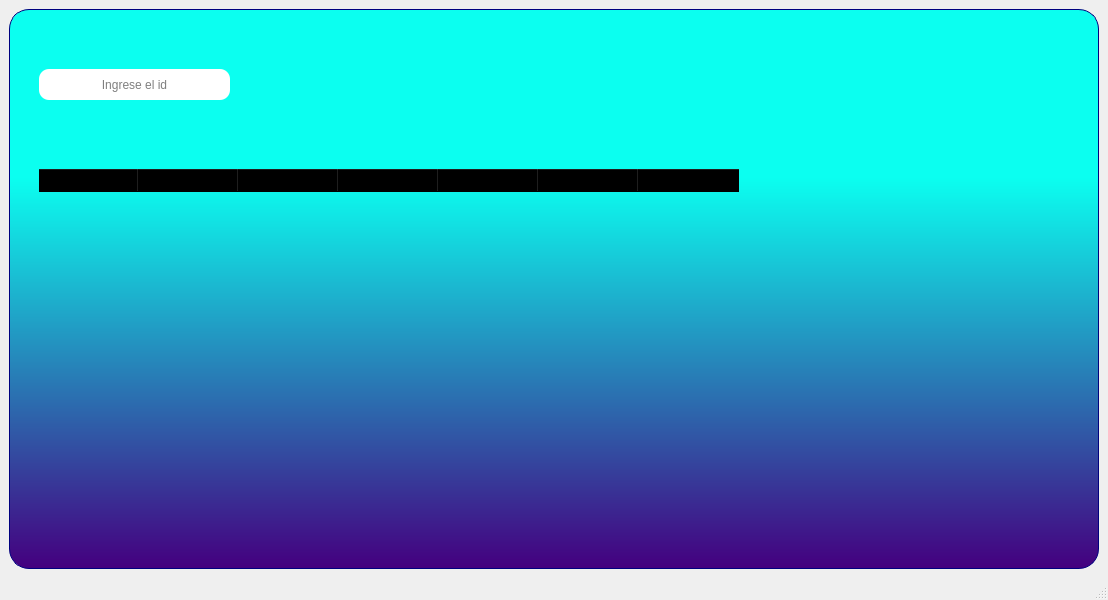
The window that Desarrollo de Interfaces/Project/forms/main.ui (LuisHL7/DAM2-3TRIM) describes before a commit, drawn with Qt 5.
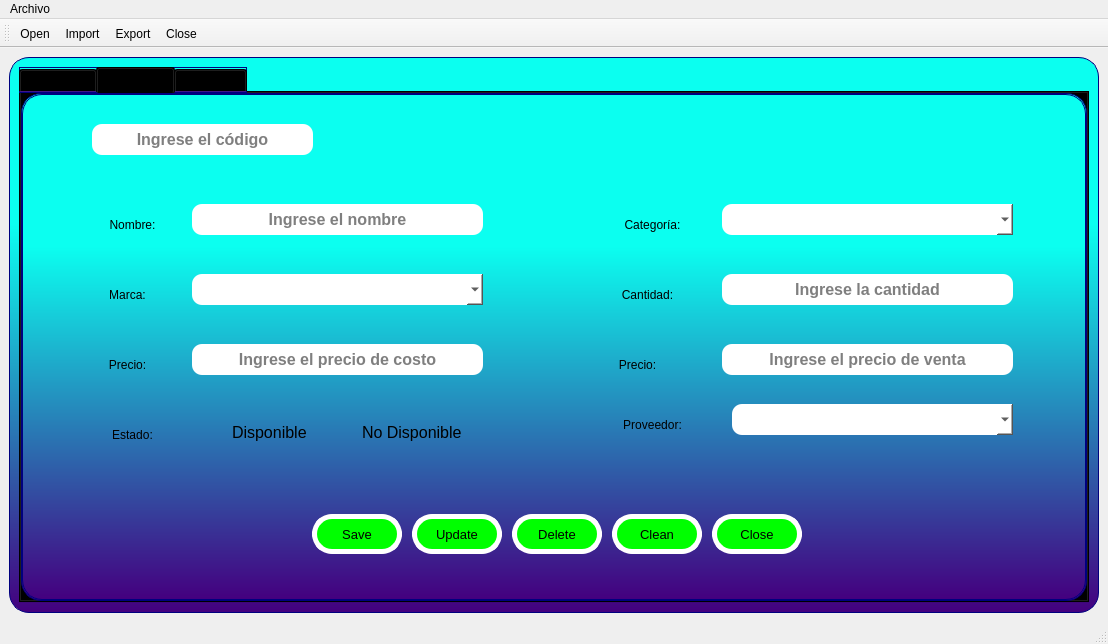
The same window after the commit. The open tabs and pages were chosen to show the change. Icons and pictures are not drawn.

Diff of the .ui file:
```diff
--- a/Desarrollo de Interfaces/Project/forms/main.ui
+++ b/Desarrollo de Interfaces/Project/forms/main.ui
@@ -7,7 +7,7 @@
     <x>0</x>
     <y>0</y>
     <width>1108</width>
-    <height>600</height>
+    <height>644</height>
    </rect>
   </property>
   <property name="windowTitle">
@@ -29,34 +29,23 @@
       <property name="frameShadow">
        <enum>QFrame::Raised</enum>
       </property>
-      <widget class="QLineEdit" name="TxtUser">
-       <property name="geometry">
-        <rect>
-         <x>30</x>
-         <y>60</y>
-         <width>191</width>
-         <height>31</height>
-        </rect>
-       </property>
-       <property name="styleSheet">
-        <string notr="true">background-color: rgb(255, 255, 255,255);
-border-radius:10px;
-border:none</string>
-       </property>
-       <property name="alignment">
-        <set>Qt::AlignCenter</set>
-       </property>
-       <property name="placeholderText">
-        <string>Ingrese el id</string>
-       </property>
-      </widget>
+      <layout class="QVBoxLayout" name="verticalLayout_2">
+       <item>
+        <widget class="QTabWidget" name="tabWidget">
+         <property name="currentIndex">
+          <number>0</number>
+         </property>
+         <widget class="QWidget" name="tab">
+          <attribute name="title">
+           <string>Inventario</string>
+          </attribute>
       <widget class="QPushButton" name="BtnSearch">
        <property name="geometry">
         <rect>
-         <x>240</x>
-         <y>60</y>
-         <width>40</width>
-         <height>40</height>
+             <x>270</x>
+             <y>30</y>
+             <width>29</width>
+             <height>25</height>
         </rect>
        </property>
        <property name="autoFillBackground">
@@ -84,9 +73,9 @@
        <property name="geometry">
         <rect>
          <x>30</x>
-         <y>160</y>
-         <width>1031</width>
-         <height>351</height>
+             <y>90</y>
+             <width>981</width>
+             <height>301</height>
         </rect>
        </property>
        <property name="autoFillBackground">
@@ -128,7 +117,7 @@
        </attribute>
        <column>
         <property name="text">
-         <string>Id</string>
+             <string>Código</string>
         </property>
         <property name="font">
          <font>
@@ -143,7 +132,7 @@
        </column>
        <column>
         <property name="text">
-         <string>Descripción</string>
+             <string>Nombre</string>
         </property>
         <property name="font">
          <font>
@@ -173,7 +162,7 @@
        </column>
        <column>
         <property name="text">
-         <string>Unidades</string>
+             <string>Cantidad</string>
         </property>
         <property name="font">
          <font>
@@ -232,6 +221,740 @@
         </property>
        </column>
       </widget>
+          <widget class="QLineEdit" name="TxtUser">
+           <property name="geometry">
+            <rect>
+             <x>30</x>
+             <y>30</y>
+             <width>221</width>
+             <height>31</height>
+            </rect>
+           </property>
+           <property name="font">
+            <font>
+             <pointsize>12</pointsize>
+             <weight>75</weight>
+             <bold>true</bold>
+            </font>
+           </property>
+           <property name="styleSheet">
+            <string notr="true">background-color: rgb(255, 255, 255,255);
+border-radius:10px;
+border:none</string>
+           </property>
+           <property name="alignment">
+            <set>Qt::AlignCenter</set>
+           </property>
+           <property name="placeholderText">
+            <string>Ingrese el código</string>
+           </property>
+          </widget>
+          <widget class="QPushButton" name="BtnRefresh">
+           <property name="geometry">
+            <rect>
+             <x>310</x>
+             <y>20</y>
+             <width>40</width>
+             <height>40</height>
+            </rect>
+           </property>
+           <property name="styleSheet">
+            <string notr="true">background-color: rgba(0, 0, 0,0%);
+border:none</string>
+           </property>
+           <property name="text">
+            <string/>
+           </property>
+           <property name="icon">
+            <iconset>
+             <normaloff>../../Actividad2/recarga1.png</normaloff>../../Actividad2/recarga1.png</iconset>
+           </property>
+           <property name="iconSize">
+            <size>
+             <width>30</width>
+             <height>30</height>
+            </size>
+           </property>
+          </widget>
+         </widget>
+         <widget class="QWidget" name="tab_2">
+          <attribute name="title">
+           <string>Productos</string>
+          </attribute>
+          <widget class="QLabel" name="label_2">
+           <property name="geometry">
+            <rect>
+             <x>70</x>
+             <y>120</y>
+             <width>81</width>
+             <height>21</height>
+            </rect>
+           </property>
+           <property name="styleSheet">
+            <string notr="true">background-color: rgba(0, 0, 0,0%);
+font: 75 16pt &quot;Arial&quot;;
+border:none</string>
+           </property>
+           <property name="text">
+            <string>Nombre:</string>
+           </property>
+           <property name="alignment">
+            <set>Qt::AlignCenter</set>
+           </property>
+          </widget>
+          <widget class="QLineEdit" name="TxtName">
+           <property name="geometry">
+            <rect>
+             <x>170</x>
+             <y>110</y>
+             <width>291</width>
+             <height>31</height>
+            </rect>
+           </property>
+           <property name="font">
+            <font>
+             <pointsize>12</pointsize>
+             <weight>75</weight>
+             <bold>true</bold>
+            </font>
+           </property>
+           <property name="styleSheet">
+            <string notr="true">background-color: rgb(255, 255, 255,255);
+border-radius:10px;
+border:none</string>
+           </property>
+           <property name="alignment">
+            <set>Qt::AlignCenter</set>
+           </property>
+           <property name="placeholderText">
+            <string>Ingrese el nombre</string>
+           </property>
+          </widget>
+          <widget class="QLabel" name="label_3">
+           <property name="geometry">
+            <rect>
+             <x>580</x>
+             <y>120</y>
+             <width>101</width>
+             <height>21</height>
+            </rect>
+           </property>
+           <property name="styleSheet">
+            <string notr="true">background-color: rgba(0, 0, 0,0%);
+font: 75 16pt &quot;Arial&quot;;
+border:none</string>
+           </property>
+           <property name="text">
+            <string>Categoría:</string>
+           </property>
+           <property name="alignment">
+            <set>Qt::AlignCenter</set>
+           </property>
+          </widget>
+          <widget class="QPushButton" name="BtnClose">
+           <property name="geometry">
+            <rect>
+             <x>690</x>
+             <y>420</y>
+             <width>90</width>
+             <height>40</height>
+            </rect>
+           </property>
+           <property name="font">
+            <font>
+             <family>MS Shell Dlg 2</family>
+             <pointsize>10</pointsize>
+             <weight>9</weight>
+             <italic>false</italic>
+             <bold>false</bold>
+            </font>
+           </property>
+           <property name="styleSheet">
+            <string notr="true">QPushButton{
+font: 75 10pt &quot;MS Shell Dlg 2&quot;;
+background-color: rgb(0, 255, 0);
+font: 75 10pt &quot;MS Shell Dlg 2&quot;;
+border:5px solid #ffffff;
+}
+
+QPushButton:hover{
+background-color: rgb(255, 255, 0);
+font: 75 10pt &quot;MS Shell Dlg 2&quot;;
+border:5px solid #0000f;
+}</string>
+           </property>
+           <property name="text">
+            <string>Close</string>
+           </property>
+           <property name="icon">
+            <iconset>
+             <normaloff>../../Actividad2/close.png</normaloff>../../Actividad2/close.png</iconset>
+           </property>
+           <property name="iconSize">
+            <size>
+             <width>30</width>
+             <height>30</height>
+            </size>
+           </property>
+          </widget>
+          <widget class="QPushButton" name="BtnDelete">
+           <property name="geometry">
+            <rect>
+             <x>490</x>
+             <y>420</y>
+             <width>90</width>
+             <height>40</height>
+            </rect>
+           </property>
+           <property name="font">
+            <font>
+             <family>MS Shell Dlg 2</family>
+             <pointsize>10</pointsize>
+             <weight>9</weight>
+             <italic>false</italic>
+             <bold>false</bold>
+            </font>
+           </property>
+           <property name="styleSheet">
+            <string notr="true">QPushButton{
+font: 75 10pt &quot;MS Shell Dlg 2&quot;;
+background-color: rgb(0, 255, 0);
+font: 75 10pt &quot;MS Shell Dlg 2&quot;;
+border:5px solid #ffffff;
+}
+
+QPushButton:hover{
+background-color: rgb(255, 255, 0);
+font: 75 10pt &quot;MS Shell Dlg 2&quot;;
+border:5px solid #0000f;
+}</string>
+           </property>
+           <property name="text">
+            <string>Delete</string>
+           </property>
+           <property name="icon">
+            <iconset>
+             <normaloff>../../Actividad2/delete.png</normaloff>../../Actividad2/delete.png</iconset>
+           </property>
+           <property name="iconSize">
+            <size>
+             <width>30</width>
+             <height>30</height>
+            </size>
+           </property>
+          </widget>
+          <widget class="QPushButton" name="BtnClean">
+           <property name="geometry">
+            <rect>
+             <x>590</x>
+             <y>420</y>
+             <width>90</width>
+             <height>40</height>
+            </rect>
+           </property>
+           <property name="font">
+            <font>
+             <family>MS Shell Dlg 2</family>
+             <pointsize>10</pointsize>
+             <weight>9</weight>
+             <italic>false</italic>
+             <bold>false</bold>
+            </font>
+           </property>
+           <property name="styleSheet">
+            <string notr="true">QPushButton{
+font: 75 10pt &quot;MS Shell Dlg 2&quot;;
+background-color: rgb(0, 255, 0);
+font: 75 10pt &quot;MS Shell Dlg 2&quot;;
+border:5px solid #ffffff;
+}
+
+QPushButton:hover{
+background-color: rgb(255, 255, 0);
+font: 75 10pt &quot;MS Shell Dlg 2&quot;;
+border:5px solid #0000f;
+}</string>
+           </property>
+           <property name="text">
+            <string>Clean</string>
+           </property>
+           <property name="icon">
+            <iconset>
+             <normaloff>../../Actividad2/papelera.png</normaloff>../../Actividad2/papelera.png</iconset>
+           </property>
+           <property name="iconSize">
+            <size>
+             <width>30</width>
+             <height>30</height>
+            </size>
+           </property>
+          </widget>
+          <widget class="QPushButton" name="BtnUpdate">
+           <property name="geometry">
+            <rect>
+             <x>390</x>
+             <y>420</y>
+             <width>90</width>
+             <height>40</height>
+            </rect>
+           </property>
+           <property name="font">
+            <font>
+             <family>MS Shell Dlg 2</family>
+             <pointsize>10</pointsize>
+             <weight>9</weight>
+             <italic>false</italic>
+             <bold>false</bold>
+            </font>
+           </property>
+           <property name="styleSheet">
+            <string notr="true">QPushButton{
+font: 75 10pt &quot;MS Shell Dlg 2&quot;;
+background-color: rgb(0, 255, 0);
+font: 75 10pt &quot;MS Shell Dlg 2&quot;;
+border:5px solid #ffffff;
+}
+
+QPushButton:hover{
+background-color: rgb(255, 255, 0);
+font: 75 10pt &quot;MS Shell Dlg 2&quot;;
+border:5px solid #0000f;
+}</string>
+           </property>
+           <property name="text">
+            <string>Update</string>
+           </property>
+           <property name="icon">
+            <iconset>
+             <normaloff>../../Actividad2/modify.png</normaloff>../../Actividad2/modify.png</iconset>
+           </property>
+           <property name="iconSize">
+            <size>
+             <width>30</width>
+             <height>30</height>
+            </size>
+           </property>
+          </widget>
+          <widget class="QPushButton" name="BtnSave">
+           <property name="geometry">
+            <rect>
+             <x>290</x>
+             <y>420</y>
+             <width>90</width>
+             <height>40</height>
+            </rect>
+           </property>
+           <property name="font">
+            <font>
+             <family>MS Shell Dlg 2</family>
+             <pointsize>10</pointsize>
+             <weight>9</weight>
+             <italic>false</italic>
+             <bold>false</bold>
+            </font>
+           </property>
+           <property name="styleSheet">
+            <string notr="true">QPushButton{
+font: 75 10pt &quot;MS Shell Dlg 2&quot;;
+background-color: rgb(0, 255, 0);
+font: 75 10pt &quot;MS Shell Dlg 2&quot;;
+border:5px solid #ffffff;
+}
+
+QPushButton:hover{
+background-color: rgb(255, 255, 0);
+font: 75 10pt &quot;MS Shell Dlg 2&quot;;
+border:5px solid #0000f;
+}</string>
+           </property>
+           <property name="text">
+            <string>Save</string>
+           </property>
+           <property name="icon">
+            <iconset>
+             <normaloff>../../Actividad2/save.png</normaloff>../../Actividad2/save.png</iconset>
+           </property>
+           <property name="iconSize">
+            <size>
+             <width>30</width>
+             <height>30</height>
+            </size>
+           </property>
+          </widget>
+          <widget class="QLineEdit" name="TxtPriceC">
+           <property name="geometry">
+            <rect>
+             <x>170</x>
+             <y>250</y>
+             <width>291</width>
+             <height>31</height>
+            </rect>
+           </property>
+           <property name="font">
+            <font>
+             <pointsize>12</pointsize>
+             <weight>75</weight>
+             <bold>true</bold>
+            </font>
+           </property>
+           <property name="styleSheet">
+            <string notr="true">background-color: rgb(255, 255, 255,255);
+border-radius:10px;
+border:none</string>
+           </property>
+           <property name="alignment">
+            <set>Qt::AlignCenter</set>
+           </property>
+           <property name="placeholderText">
+            <string>Ingrese el precio de costo</string>
+           </property>
+          </widget>
+          <widget class="QLabel" name="label_4">
+           <property name="geometry">
+            <rect>
+             <x>60</x>
+             <y>260</y>
+             <width>91</width>
+             <height>21</height>
+            </rect>
+           </property>
+           <property name="styleSheet">
+            <string notr="true">background-color: rgba(0, 0, 0,0%);
+font: 75 16pt &quot;Arial&quot;;
+border:none</string>
+           </property>
+           <property name="text">
+            <string>Precio:</string>
+           </property>
+           <property name="alignment">
+            <set>Qt::AlignCenter</set>
+           </property>
+          </widget>
+          <widget class="QLineEdit" name="TxtPriceV">
+           <property name="geometry">
+            <rect>
+             <x>700</x>
+             <y>250</y>
+             <width>291</width>
+             <height>31</height>
+            </rect>
+           </property>
+           <property name="font">
+            <font>
+             <pointsize>12</pointsize>
+             <weight>75</weight>
+             <bold>true</bold>
+            </font>
+           </property>
+           <property name="styleSheet">
+            <string notr="true">background-color: rgb(255, 255, 255,255);
+border-radius:10px;
+border:none</string>
+           </property>
+           <property name="alignment">
+            <set>Qt::AlignCenter</set>
+           </property>
+           <property name="placeholderText">
+            <string>Ingrese el precio de venta</string>
+           </property>
+          </widget>
+          <widget class="QLabel" name="label_5">
+           <property name="geometry">
+            <rect>
+             <x>580</x>
+             <y>260</y>
+             <width>71</width>
+             <height>21</height>
+            </rect>
+           </property>
+           <property name="styleSheet">
+            <string notr="true">background-color: rgba(0, 0, 0,0%);
+font: 75 16pt &quot;Arial&quot;;
+border:none</string>
+           </property>
+           <property name="text">
+            <string>Precio:</string>
+           </property>
+           <property name="alignment">
+            <set>Qt::AlignCenter</set>
+           </property>
+          </widget>
+          <widget class="QLabel" name="label_6">
+           <property name="geometry">
+            <rect>
+             <x>70</x>
+             <y>330</y>
+             <width>81</width>
+             <height>21</height>
+            </rect>
+           </property>
+           <property name="styleSheet">
+            <string notr="true">background-color: rgba(0, 0, 0,0%);
+font: 75 16pt &quot;Arial&quot;;
+border:none</string>
+           </property>
+           <property name="text">
+            <string>Estado:</string>
+           </property>
+           <property name="alignment">
+            <set>Qt::AlignCenter</set>
+           </property>
+          </widget>
+          <widget class="QLineEdit" name="TxtStock">
+           <property name="geometry">
+            <rect>
+             <x>700</x>
+             <y>180</y>
+             <width>291</width>
+             <height>31</height>
+            </rect>
+           </property>
+           <property name="font">
+            <font>
+             <pointsize>12</pointsize>
+             <weight>75</weight>
+             <bold>true</bold>
+            </font>
+           </property>
+           <property name="styleSheet">
+            <string notr="true">background-color: rgb(255, 255, 255,255);
+border-radius:10px;
+border:none</string>
+           </property>
+           <property name="alignment">
+            <set>Qt::AlignCenter</set>
+           </property>
+           <property name="placeholderText">
+            <string>Ingrese la cantidad</string>
+           </property>
+          </widget>
+          <widget class="QLabel" name="label_7">
+           <property name="geometry">
+            <rect>
+             <x>580</x>
+             <y>190</y>
+             <width>91</width>
+             <height>21</height>
+            </rect>
+           </property>
+           <property name="styleSheet">
+            <string notr="true">background-color: rgba(0, 0, 0,0%);
+font: 75 16pt &quot;Arial&quot;;
+border:none</string>
+           </property>
+           <property name="text">
+            <string>Cantidad:</string>
+           </property>
+           <property name="alignment">
+            <set>Qt::AlignCenter</set>
+           </property>
+          </widget>
+          <widget class="QLabel" name="label_9">
+           <property name="geometry">
+            <rect>
+             <x>580</x>
+             <y>320</y>
+             <width>101</width>
+             <height>21</height>
+            </rect>
+           </property>
+           <property name="styleSheet">
+            <string notr="true">background-color: rgba(0, 0, 0,0%);
+font: 75 16pt &quot;Arial&quot;;
+border:none</string>
+           </property>
+           <property name="text">
+            <string>Proveedor:</string>
+           </property>
+           <property name="alignment">
+            <set>Qt::AlignCenter</set>
+           </property>
+          </widget>
+          <widget class="QComboBox" name="CbBrand">
+           <property name="geometry">
+            <rect>
+             <x>170</x>
+             <y>180</y>
+             <width>291</width>
+             <height>31</height>
+            </rect>
+           </property>
+           <property name="styleSheet">
+            <string notr="true">background-color: rgb(255, 255, 255,255);
+border-radius:10px;
+border:none</string>
+           </property>
+          </widget>
+          <widget class="QLabel" name="label_10">
+           <property name="geometry">
+            <rect>
+             <x>60</x>
+             <y>190</y>
+             <width>91</width>
+             <height>21</height>
+            </rect>
+           </property>
+           <property name="styleSheet">
+            <string notr="true">background-color: rgba(0, 0, 0,0%);
+font: 75 16pt &quot;Arial&quot;;
+border:none</string>
+           </property>
+           <property name="text">
+            <string>Marca:</string>
+           </property>
+           <property name="alignment">
+            <set>Qt::AlignCenter</set>
+           </property>
+          </widget>
+          <widget class="QComboBox" name="CbCategory">
+           <property name="geometry">
+            <rect>
+             <x>700</x>
+             <y>110</y>
+             <width>291</width>
+             <height>31</height>
+            </rect>
+           </property>
+           <property name="styleSheet">
+            <string notr="true">background-color: rgb(255, 255, 255,255);
+border-radius:10px;
+border:none</string>
+           </property>
+          </widget>
+          <widget class="QComboBox" name="CbSupplier">
+           <property name="geometry">
+            <rect>
+             <x>710</x>
+             <y>310</y>
+             <width>281</width>
+             <height>31</height>
+            </rect>
+           </property>
+           <property name="styleSheet">
+            <string notr="true">background-color: rgb(255, 255, 255,255);
+border-radius:10px;
+border:none</string>
+           </property>
+          </widget>
+          <widget class="QRadioButton" name="radioButton">
+           <property name="geometry">
+            <rect>
+             <x>190</x>
+             <y>330</y>
+             <width>101</width>
+             <height>17</height>
+            </rect>
+           </property>
+           <property name="font">
+            <font>
+             <pointsize>12</pointsize>
+             <weight>50</weight>
+             <bold>false</bold>
+            </font>
+           </property>
+           <property name="styleSheet">
+            <string notr="true">background-color: rgba(0, 0, 0,0%);
+border:none</string>
+           </property>
+           <property name="text">
+            <string>Disponible</string>
+           </property>
+           <attribute name="buttonGroup">
+            <string notr="true">buttonGroup</string>
+           </attribute>
+          </widget>
+          <widget class="QRadioButton" name="RbGroupStatus">
+           <property name="geometry">
+            <rect>
+             <x>320</x>
+             <y>330</y>
+             <width>131</width>
+             <height>17</height>
+            </rect>
+           </property>
+           <property name="font">
+            <font>
+             <pointsize>12</pointsize>
+            </font>
+           </property>
+           <property name="styleSheet">
+            <string notr="true">background-color: rgba(0, 0, 0,0%);
+border:none</string>
+           </property>
+           <property name="text">
+            <string>No Disponible</string>
+           </property>
+           <attribute name="buttonGroup">
+            <string notr="true">buttonGroup</string>
+           </attribute>
+          </widget>
+          <widget class="QPushButton" name="BtnSearch_2">
+           <property name="geometry">
+            <rect>
+             <x>310</x>
+             <y>30</y>
+             <width>29</width>
+             <height>25</height>
+            </rect>
+           </property>
+           <property name="autoFillBackground">
+            <bool>false</bool>
+           </property>
+           <property name="styleSheet">
+            <string notr="true">background-color: rgba(0, 0, 0,0%);
+border:none</string>
+           </property>
+           <property name="text">
+            <string/>
+           </property>
+           <property name="icon">
+            <iconset>
+             <normaloff>../../Actividad2/lupa.png</normaloff>../../Actividad2/lupa.png</iconset>
+           </property>
+           <property name="iconSize">
+            <size>
+             <width>25</width>
+             <height>25</height>
+            </size>
+           </property>
+          </widget>
+          <widget class="QLineEdit" name="TxtId">
+           <property name="geometry">
+            <rect>
+             <x>70</x>
+             <y>30</y>
+             <width>221</width>
+             <height>31</height>
+            </rect>
+           </property>
+           <property name="font">
+            <font>
+             <pointsize>12</pointsize>
+             <weight>75</weight>
+             <bold>true</bold>
+            </font>
+           </property>
+           <property name="styleSheet">
+            <string notr="true">background-color: rgb(255, 255, 255,255);
+border-radius:10px;
+border:none</string>
+           </property>
+           <property name="alignment">
+            <set>Qt::AlignCenter</set>
+           </property>
+           <property name="placeholderText">
+            <string>Ingrese el código</string>
+           </property>
+          </widget>
+         </widget>
+         <widget class="QWidget" name="tab_3">
+          <attribute name="title">
+           <string>Reportes</string>
+          </attribute>
+         </widget>
+        </widget>
+       </item>
+      </layout>
      </widget>
     </item>
    </layout>
@@ -245,8 +968,77 @@
      <height>21</height>
     </rect>
    </property>
+   <widget class="QMenu" name="menuAbrir">
+    <property name="title">
+     <string>Archivo</string>
+    </property>
+    <addaction name="actionAbrir"/>
+    <addaction name="actionSalir"/>
+   </widget>
+   <addaction name="menuAbrir"/>
   </widget>
   <widget class="QStatusBar" name="statusbar"/>
+  <widget class="QToolBar" name="toolBar">
+   <property name="windowTitle">
+    <string>toolBar</string>
+   </property>
+   <attribute name="toolBarArea">
+    <enum>TopToolBarArea</enum>
+   </attribute>
+   <attribute name="toolBarBreak">
+    <bool>false</bool>
+   </attribute>
+   <addaction name="actionOpen"/>
+   <addaction name="actionImport"/>
+   <addaction name="actionExport"/>
+   <addaction name="actionCloseTB"/>
+  </widget>
+  <action name="actionOpen">
+   <property name="icon">
+    <iconset>
+     <normaloff>../images/folder.png</normaloff>../images/folder.png</iconset>
+   </property>
+   <property name="text">
+    <string>Open</string>
+   </property>
+  </action>
+  <action name="actionExport">
+   <property name="icon">
+    <iconset>
+     <normaloff>../images/exportar.png</normaloff>../images/exportar.png</iconset>
+   </property>
+   <property name="text">
+    <string>Export</string>
+   </property>
+  </action>
+  <action name="actionImport">
+   <property name="icon">
+    <iconset>
+     <normaloff>../images/importar.png</normaloff>../images/importar.png</iconset>
+   </property>
+   <property name="text">
+    <string>Import</string>
+   </property>
+  </action>
+  <action name="actionCloseTB">
+   <property name="icon">
+    <iconset>
+     <normaloff>../images/close.png</normaloff>../images/close.png</iconset>
+   </property>
+   <property name="text">
+    <string>Close</string>
+   </property>
+  </action>
+  <action name="actionAbrir">
+   <property name="text">
+    <string>Abrir</string>
+   </property>
+  </action>
+  <action name="actionSalir">
+   <property name="text">
+    <string>Salir</string>
+   </property>
+  </action>
  </widget>
  <resources/>
  <connections/>
```
Left out of the diff: 3 changed lines with no effect on the pictures. Lines whose indentation alone changed are shown as unchanged.
